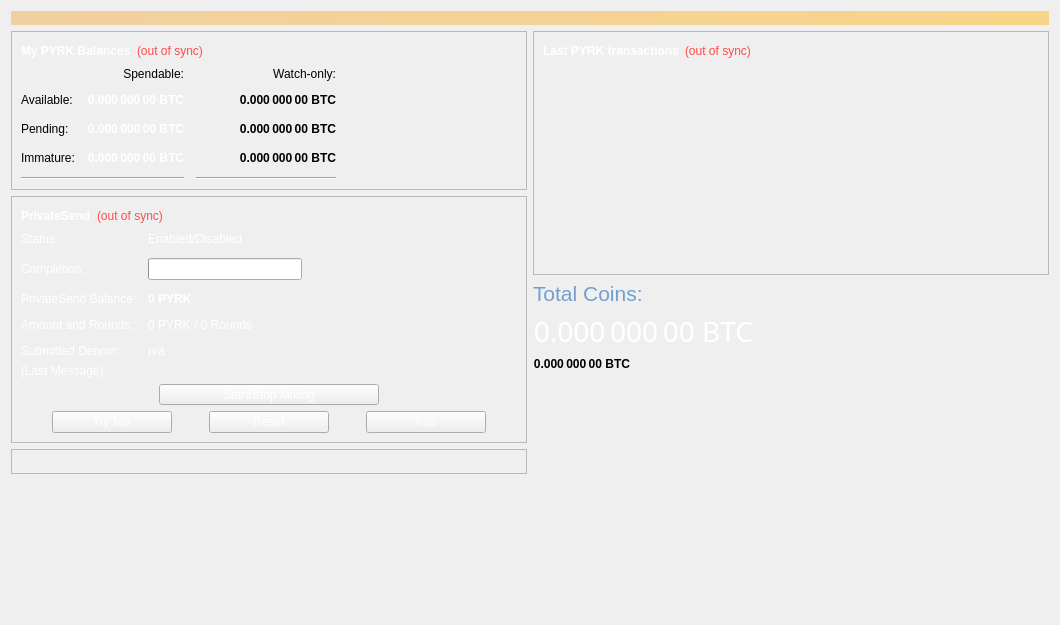
This is src/qt/forms/overviewpage.ui in pyrkcommunity/pyrk as Qt 5 draws it before an edit. The edited form follows.
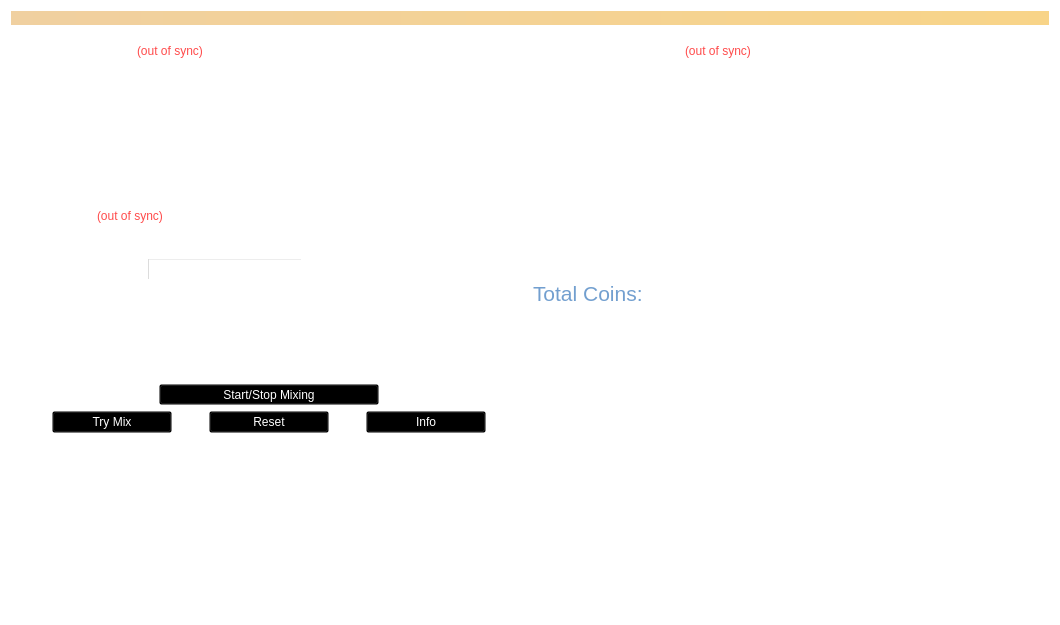
This is the edited form.

What changed in the file:
```diff
--- a/src/qt/forms/overviewpage.ui
+++ b/src/qt/forms/overviewpage.ui
@@ -23,7 +23,11 @@
    </size>
   </property>
   <property name="windowTitle">
-   <string>Form</string>
+   <string>Overview</string>
+  </property>
+  <property name="styleSheet">
+   <string notr="true">background-color: transparent;
+color: rgb(255, 255, 255);</string>
   </property>
   <property name="autoFillBackground">
    <bool>false</bool>
```
